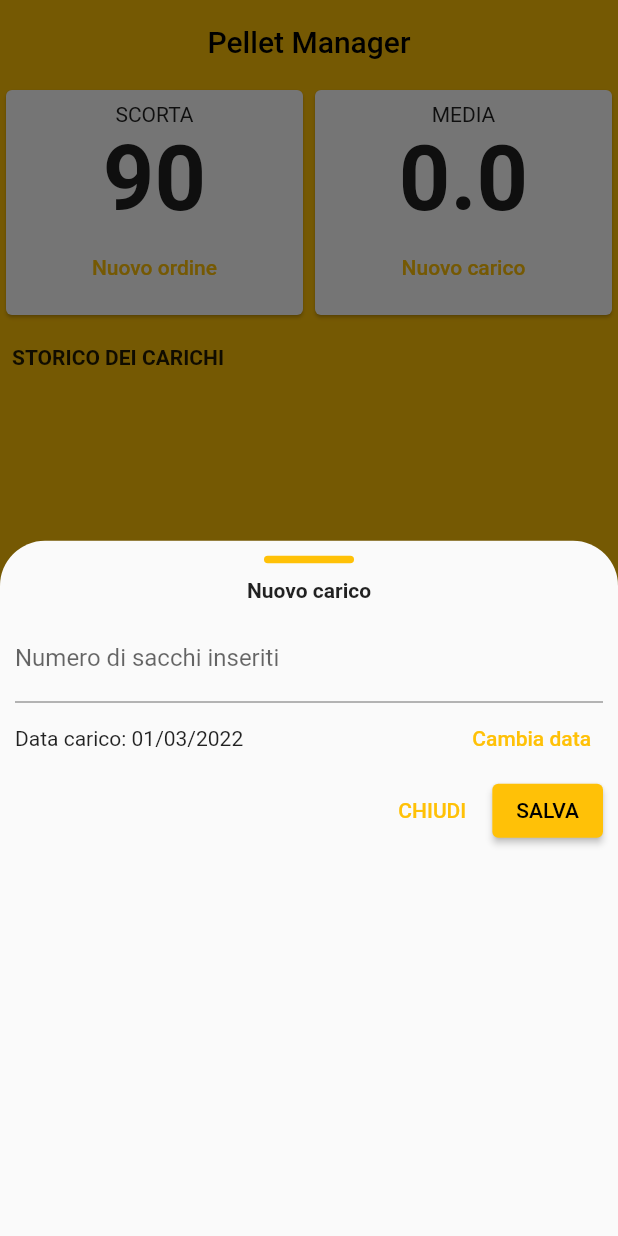
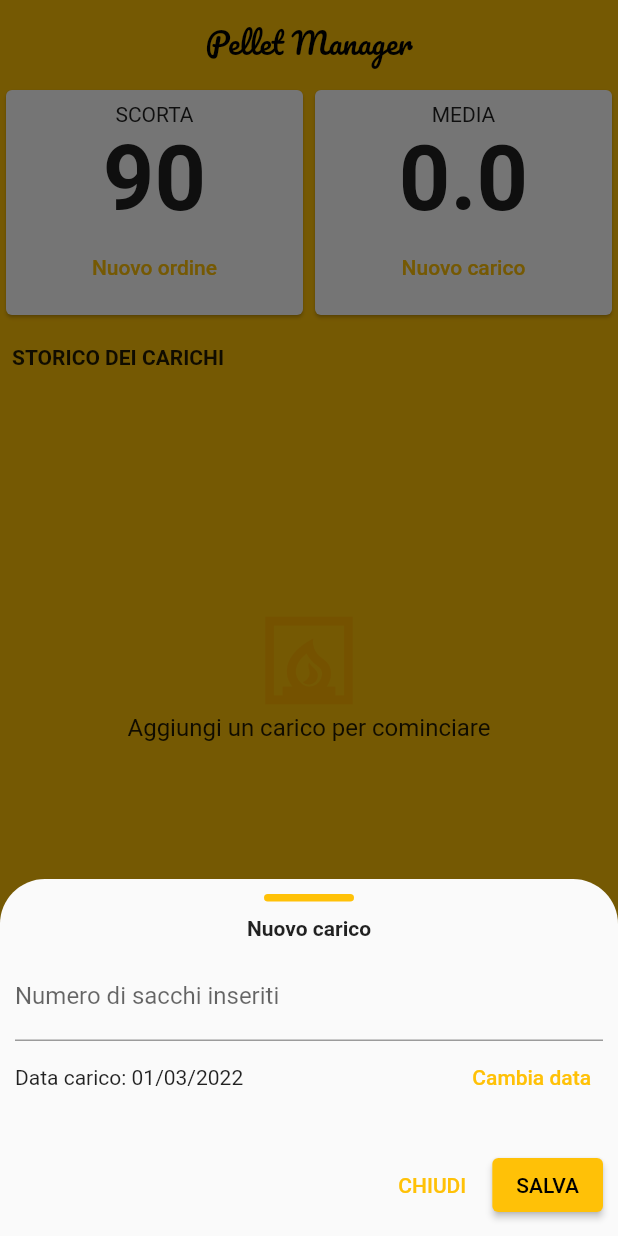
Before and after one commit to eilgug/pellet-manager, a Flutter app: the screen it shows after launch, after a tap on "Nuovo carico", on a phone screen of 412 x 824 dp. Run offline on Flutter 3.47's test engine with Material 2 defaults, Android fonts, the phone set to English and light mode, and no system bars; our stand-ins replace google_fonts.

Commit message:
a lot of changes, add navigation

```diff
--- a/lib/main.dart
+++ b/lib/main.dart
@@ -1,5 +1,9 @@
 import 'package:flutter/material.dart';
+import 'package:google_fonts/google_fonts.dart';
+import 'package:pellet_manager/screens/aboutPage.dart';
+import 'package:pellet_manager/screens/fornitoriPage.dart';
 import 'package:pellet_manager/screens/homePage.dart';
+import 'package:pellet_manager/screens/spesePage.dart';
 import 'package:pellet_manager/widgets/myBottomAppBar.dart';
 
 import 'widgets/newLoad.dart';
@@ -33,6 +37,20 @@
 }
 
 class _MyHomePageState extends State<MyHomePage> {
+  int _selectedIndex = 0;
+  final List<Widget> _pages = [
+    HomePage(),
+    SpesePage(),
+    FornitoriPage(),
+    AboutPage()
+  ];
+
+  void _navigate(int index) {
+    setState(() {
+      _selectedIndex = index;
+    });
+  }
+
   @override
   Widget build(BuildContext context) {
     return Scaffold(
@@ -40,12 +58,13 @@
       appBar: AppBar(
         title: Text(
           widget.title,
+          style: GoogleFonts.pacifico(),
         ),
         centerTitle: true,
         elevation: 0,
       ),
-      bottomNavigationBar: MyBottomAppBar(),
-      body: HomePage(),
+      bottomNavigationBar: MyBottomAppBar(onTap: _navigate),
+      body: _pages[_selectedIndex],
     );
   }
 }
--- a/lib/screens/homePage.dart
+++ b/lib/screens/homePage.dart
@@ -78,7 +78,7 @@
           onPressed: () => _startAddNewLoads(context),
           child: const Icon(Icons.add),
           backgroundColor: Colors.white),
-      floatingActionButtonLocation: FloatingActionButtonLocation.centerFloat,
+      floatingActionButtonLocation: FloatingActionButtonLocation.endFloat,
       body: Column(
         crossAxisAlignment: CrossAxisAlignment.start,
         children: <Widget>[
--- a/lib/widgets/myBottomAppBar.dart
+++ b/lib/widgets/myBottomAppBar.dart
@@ -1,36 +1,44 @@
 import 'package:flutter/material.dart';
 
-class MyBottomAppBar extends StatelessWidget {
-  const MyBottomAppBar({Key? key}) : super(key: key);
+class MyBottomAppBar extends StatefulWidget {
+  final Function(int) onTap;
+  const MyBottomAppBar({Key? key, required this.onTap}) : super(key: key);
+
+  @override
+  State<MyBottomAppBar> createState() => _MyBottomAppBarState();
+}
+
+class _MyBottomAppBarState extends State<MyBottomAppBar> {
+  int _selectedIndex = 0;
+
+  void _onItemTapped(int index) {
+    setState(() {
+      _selectedIndex = index;
+    });
+
+    widget.onTap(index);
+  }
 
   @override
   Widget build(BuildContext context) {
-    return BottomAppBar(
-      shape: CircularNotchedRectangle(),
+    return BottomNavigationBar(
       elevation: 4,
-      child: Container(
-        child: Row(
-          mainAxisAlignment: MainAxisAlignment.spaceAround,
-          children: [
-            IconButton(
-              icon: Icon(Icons.home),
-              onPressed: () {},
-            ),
-            IconButton(
-              icon: Icon(Icons.euro),
-              onPressed: () {},
-            ),
-            IconButton(
-              icon: Icon(Icons.location_on),
-              onPressed: () {},
-            ),
-            IconButton(
-              icon: Icon(Icons.info_outline),
-              onPressed: () {},
-            ),
-          ],
+      items: [
+        BottomNavigationBarItem(icon: Icon(Icons.home), label: 'Home'),
+        BottomNavigationBarItem(
+          icon: Icon(Icons.euro),
+          label: 'Spese',
         ),
-      ),
+        BottomNavigationBarItem(
+            icon: Icon(Icons.location_on), label: 'Fornitori'),
+        BottomNavigationBarItem(icon: Icon(Icons.more_vert), label: 'Altro'),
+      ],
+      unselectedItemColor: Colors.grey.shade900,
+      selectedItemColor: Theme.of(context).primaryColor,
+      currentIndex: _selectedIndex,
+      onTap: _onItemTapped,
+      showUnselectedLabels: true,
+      selectedFontSize: 12,
     );
   }
 }
--- a/lib/widgets/newLoad.dart
+++ b/lib/widgets/newLoad.dart
@@ -59,6 +59,7 @@
       padding: const EdgeInsets.symmetric(horizontal: 10, vertical: 10),
       child: Column(
         crossAxisAlignment: CrossAxisAlignment.end,
+        mainAxisSize: MainAxisSize.min,
         children: [
           Center(
             child: Column(
@@ -105,6 +106,9 @@
                   onPressed: _presentDatePicker),
             ],
           ),
+          SizedBox(
+            height: 24,
+          ),
           Row(
             mainAxisAlignment: MainAxisAlignment.end,
             children: [
--- a/pubspec.yaml
+++ b/pubspec.yaml
@@ -60,9 +60,8 @@
   uses-material-design: true
 
   # To add assets to your application, add an assets section, like this:
-  # assets:
-  #   - images/a_dot_burr.jpeg
-  #   - images/a_dot_ham.jpeg
+  assets:
+    - assets/images/logo_capelli.png
 
   # An image asset can refer to one or more resolution-specific "variants", see
   # https://flutter.dev/assets-and-images/#resolution-aware.
```
Also changed, not shown: lib/screens/aboutPage.dart (added, +32 -0 lines), lib/screens/fornitoriPage.dart (added, +10 -0 lines), lib/screens/spesePage.dart (added, +10 -0 lines), assets/images/logo_capelli.png (added).
